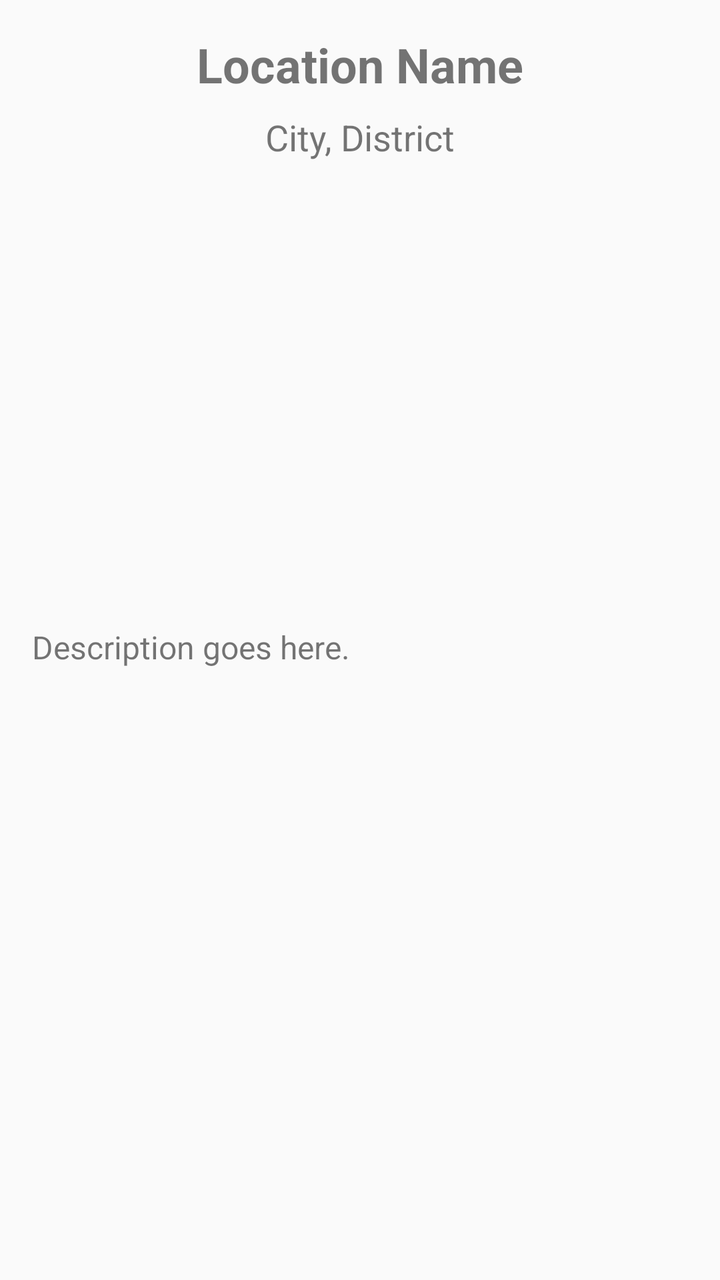
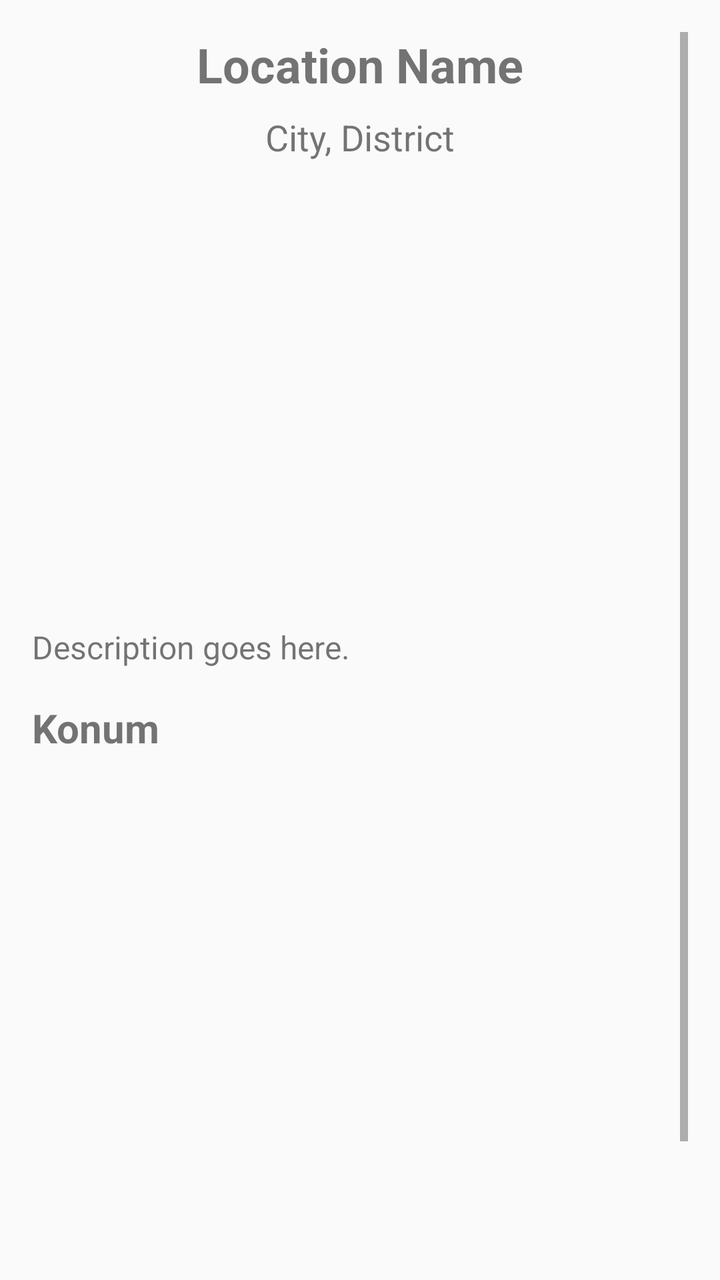

Compare the two renders of this Android layout. The source of the first and the diff that turns it into the second are given below.
<!-- AndroidManifest.xml: activity theme Theme.TravelAppBir -->
<!-- res/layout/activity_location_detail.xml -->
<ScrollView
    xmlns:android="http://schemas.android.com/apk/res/android"
    android:layout_width="match_parent"
    android:layout_height="match_parent"
    android:padding="16dp">

    <LinearLayout
        android:layout_width="match_parent"
        android:layout_height="wrap_content"
        android:orientation="vertical">

        
        <TextView
            android:id="@+id/tvDetailTitle"
            android:layout_width="match_parent"
            android:layout_height="wrap_content"
            android:text="Location Name"
            android:textSize="24sp"
            android:textStyle="bold"
            android:paddingBottom="8dp"
            android:gravity="center_horizontal" />

        
        <TextView
            android:id="@+id/tvDetailCityDistrict"
            android:layout_width="match_parent"
            android:layout_height="wrap_content"
            android:text="City, District"
            android:textSize="18sp"
            android:gravity="center_horizontal"
            android:paddingBottom="16dp" />

        
        <androidx.viewpager2.widget.ViewPager2
            android:id="@+id/galleryViewPager"
            android:layout_width="match_parent"
            android:layout_height="200dp"
            android:layout_marginBottom="16dp" />

        
        <TextView
            android:id="@+id/tvDetailDescription"
            android:layout_width="match_parent"
            android:layout_height="wrap_content"
            android:text="Description goes here."
            android:textSize="16sp"
            android:paddingBottom="16dp" />

    </LinearLayout>
</ScrollView>
<!-- resources referenced by this layout -->
<resources>
  <style name="Theme.TravelAppBir" parent="Theme.AppCompat.Light.DarkActionBar">
          
      </style>
</resources>

<!-- the commit's change to res/layout/activity_location_detail.xml (unified diff, before → after) -->
@@ -46,5 +46,20 @@
             android:textSize="16sp"
             android:paddingBottom="16dp" />
 
+        
+        <TextView
+            android:layout_width="match_parent"
+            android:layout_height="wrap_content"
+            android:text="Konum"
+            android:textSize="20sp"
+            android:textStyle="bold"
+            android:paddingBottom="8dp" />
+
+        
+        <FrameLayout
+            android:id="@+id/mapFragment"
+            android:layout_width="match_parent"
+            android:layout_height="300dp"
+            android:layout_marginTop="16dp" />
     </LinearLayout>
 </ScrollView>
